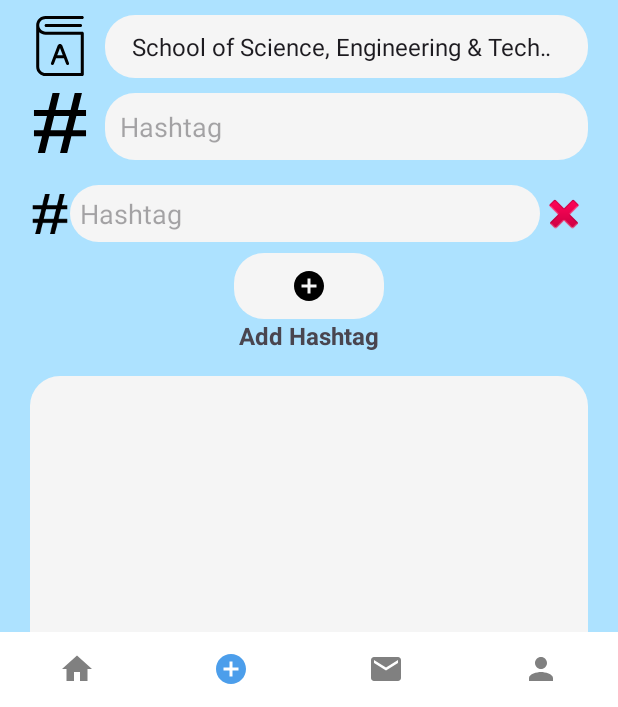
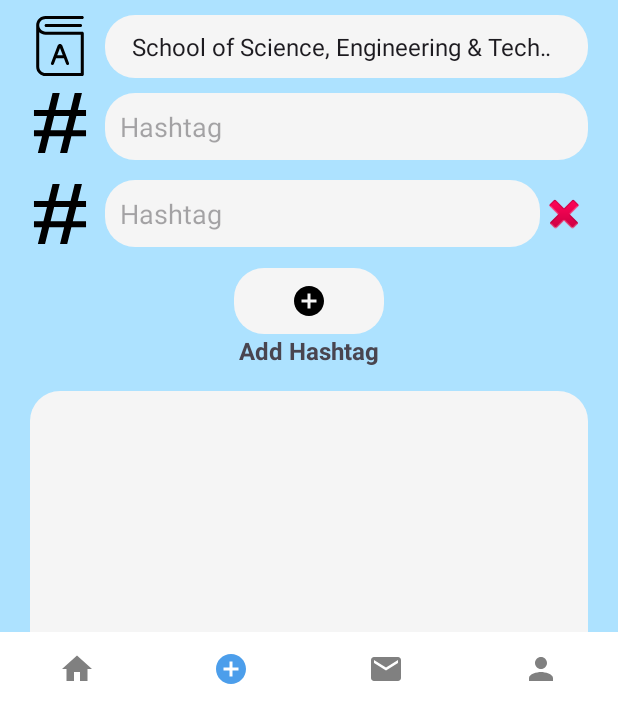
Before and after one commit to jjheon0614/Froyo, an Android app: the NewPostForm screen opened directly, with no data from a screen before it, after a tap on an icon or button, on a phone screen of 412 x 824 dp, the part 529-1236 px from its top. Run offline under Robolectric (Android 15) with nearby library versions, the phone set to English and light mode, and no system bars; our stand-ins replace Firebase (no records; nobody signed in at launch, a user with empty details on screens opened directly); pictures from the network do not load; 1 other tap on this screen came first.

Commit message:
Fixed hashtags and images upload

```diff
--- a/app/src/main/AndroidManifest.xml
+++ b/app/src/main/AndroidManifest.xml
@@ -1,6 +1,6 @@
 <?xml version="1.0" encoding="utf-8"?>
 <manifest xmlns:android="http://schemas.android.com/apk/res/android"
-    xmlns:tools="http://schemas.android.com/tools" >
+    xmlns:tools="http://schemas.android.com/tools">
 
     <uses-permission android:name="android.permission.READ_EXTERNAL_STORAGE" />
 
@@ -13,26 +13,33 @@
         android:roundIcon="@mipmap/app_icon_foreground"
         android:supportsRtl="true"
         android:theme="@style/Theme.Froyo"
-        tools:targetApi="31" >
+        tools:targetApi="31">
+        <activity
+            android:name=".Search"
+            android:exported="false" />
         <activity
             android:name=".NewPostForm"
             android:exported="false"
             android:label="@string/title_activity_new_post_form"
             android:theme="@style/Theme.Froyo">
-<!--            <intent-filter>-->
-<!--                <action android:name="android.intent.action.MAIN" />-->
 
-<!--                <category android:name="android.intent.category.LAUNCHER" />-->
-<!--            </intent-filter>-->
+            <!-- <intent-filter> -->
+            <!-- <action android:name="android.intent.action.MAIN" /> -->
+
+
+            <!-- <category android:name="android.intent.category.LAUNCHER" /> -->
+            <!-- </intent-filter> -->
         </activity>
         <activity
             android:name=".PostActivity"
-            android:exported="false" >
-<!--            <intent-filter>-->
-<!--                <action android:name="android.intent.action.MAIN" />-->
+            android:exported="false">
 
-<!--                <category android:name="android.intent.category.LAUNCHER" />-->
-<!--            </intent-filter>-->
+            <!-- <intent-filter> -->
+            <!-- <action android:name="android.intent.action.MAIN" /> -->
+
+
+            <!-- <category android:name="android.intent.category.LAUNCHER" /> -->
+            <!-- </intent-filter> -->
         </activity>
         <activity
             android:name=".ChatListActivity"
@@ -54,12 +61,12 @@
             android:exported="false" />
         <activity
             android:name=".MainActivity"
-            android:exported="true" >
-             <intent-filter>
-             <action android:name="android.intent.action.MAIN" />
+            android:exported="true">
+            <intent-filter>
+                <action android:name="android.intent.action.MAIN" />
 
-             <category android:name="android.intent.category.LAUNCHER" />
-             </intent-filter>
+                <category android:name="android.intent.category.LAUNCHER" />
+            </intent-filter>
         </activity>
     </application>
 
--- a/app/src/main/java/com/example/froyo/NewPostForm.java
+++ b/app/src/main/java/com/example/froyo/NewPostForm.java
@@ -10,6 +10,7 @@ import android.net.Uri;
 import android.os.Bundle;
 import android.provider.MediaStore;
 import android.util.Log;
+import android.util.TypedValue;
 import android.view.Gravity;
 import android.view.View;
 import android.view.ViewGroup;
@@ -46,7 +47,7 @@ public class NewPostForm extends AppCompatActivity {
     private static final int REQUEST_CODE_PICK_IMAGE = 1;
     private TextView tvUsername;
     private String userID, email;
-    private EditText editTextPostContent;
+    private EditText editTextPostContent, editTextHashtag;
     private ImageView imageViewPostPreview;
     private ImageButton buttonAddImage, buttonAddHashtag;
     private Button buttonSubmitPost;
@@ -69,6 +70,7 @@ public class NewPostForm extends AppCompatActivity {
         // Initialize components
         tvUsername = findViewById(R.id.tvUsername);
         editTextPostContent = findViewById(R.id.etContent);
+        editTextHashtag = findViewById(R.id.etHashtag);
         imageViewPostPreview = findViewById(R.id.ivPreview);
         buttonAddImage = findViewById(R.id.ibUploadImages);
         buttonAddHashtag = findViewById(R.id.btAddHashtag);
@@ -182,13 +184,19 @@ public class NewPostForm extends AppCompatActivity {
 
                     // Iterate through the hashtagContainer to get hashtag values
                     ArrayList<String> hashtags = new ArrayList<>();
+
+                    // Get the first hashtag if any
+                    if(editTextHashtag.getText().toString().trim().length() > 0){
+                        hashtags.add(editTextHashtag.getText().toString().trim());
+                    }
+
                     int childCount = hashtagContainer.getChildCount();
                     for (int i = 0; i < childCount; i++) {
                         View childView = hashtagContainer.getChildAt(i);
                         if (childView instanceof LinearLayout) {
                             LinearLayout hashtagLayout = (LinearLayout) childView;
-                            if (hashtagLayout.getChildCount() == 2) {
-                                View hashtagChildView = hashtagLayout.getChildAt(0);
+                            if (hashtagLayout.getChildCount() == 3) {
+                                View hashtagChildView = hashtagLayout.getChildAt(1);
                                 if (hashtagChildView instanceof EditText) {
                                     String hashtag = ((EditText) hashtagChildView).getText().toString().trim();
                                     if (!hashtag.isEmpty()) {
@@ -277,30 +285,49 @@ public class NewPostForm extends AppCompatActivity {
     }
 
     private void addHashtagField() {
+        // Create generic values for padding in dp units
+        int dp10 = (int) TypedValue.applyDimension(TypedValue.COMPLEX_UNIT_DIP, 10, getResources().getDisplayMetrics());
+
         // Create a new LinearLayout to hold the EditText and delete button
         LinearLayout hashtagLayout = new LinearLayout(this);
-        hashtagLayout.setLayoutParams(new LinearLayout.LayoutParams(
+        LinearLayout.LayoutParams llParams = new LinearLayout.LayoutParams(
                 LinearLayout.LayoutParams.MATCH_PARENT,
-                LinearLayout.LayoutParams.WRAP_CONTENT,
-                LinearLayout.VERTICAL
-        ));
+                LinearLayout.LayoutParams.WRAP_CONTENT
+        );
+        llParams.bottomMargin = dp10;
+
+        // Set the layout params of the LinearLayout
+        hashtagLayout.setLayoutParams(llParams);
+        hashtagLayout.setOrientation(LinearLayout.HORIZONTAL);
         hashtagLayout.setGravity(Gravity.CENTER);
 
+        // Create a new ImageView for the hashtag icon
         ImageView ivHashtag = new ImageView(this);
+
+        //Create a new LayoutParams for the ImageView in dp units
+        int width = (int) TypedValue.applyDimension(TypedValue.COMPLEX_UNIT_DIP, 40, getResources().getDisplayMetrics());
+        int height = (int) TypedValue.applyDimension(TypedValue.COMPLEX_UNIT_DIP, 40, getResources().getDisplayMetrics());
+
+
+        // Set the width, height, marginEnd of the ImageView
+        LinearLayout.LayoutParams params = new LinearLayout.LayoutParams(width, height);
+        params.setMarginEnd(dp10);
+
+        ivHashtag.setLayoutParams(params);
         ivHashtag.setImageResource(R.drawable.hashtag);
-        ivHashtag.setLayoutParams(new LinearLayout.LayoutParams(40, 40));
-        ivHashtag.setRight(10);
 
         // Create a new EditText for the hashtag
         EditText hashtagEditText = new EditText(this);
         hashtagEditText.setLayoutParams(new LinearLayout.LayoutParams(
-                LinearLayout.LayoutParams.MATCH_PARENT,
+                LinearLayout.LayoutParams.WRAP_CONTENT,
                 ViewGroup.LayoutParams.WRAP_CONTENT,
                 4.0f // Set weight to 1 to take available space
         ));
         hashtagEditText.setHint("Hashtag");
         hashtagEditText.setBackgroundResource(R.drawable.rounded_rectangle);
-        hashtagEditText.setPadding(10,10,10,10);
+
+        int padding = (int) TypedValue.applyDimension(TypedValue.COMPLEX_UNIT_DIP, 10, getResources().getDisplayMetrics());
+        hashtagEditText.setPadding(padding,padding,padding,padding);
         hashtagEditText.setEms(12);
 
         // Create a new delete button (ImageButton with "X" icon)
--- a/app/src/main/res/layout/activity_new_post_form.xml
+++ b/app/src/main/res/layout/activity_new_post_form.xml
@@ -81,6 +81,12 @@
                 </ScrollView>
 
                 <LinearLayout
+                    android:id="@+id/llHashtagContainer"
+                    android:layout_width="match_parent"
+                    android:layout_height="wrap_content"
+                    android:orientation="vertical">
+
+                    <LinearLayout
                         android:id="@+id/llEducation"
                         android:layout_width="match_parent"
                         android:layout_height="wrap_content"
@@ -117,7 +123,7 @@
                             android:id="@+id/imgHashtag"
                             android:layout_width="40dp"
                             android:layout_height="40dp"
-                        android:layout_marginRight="10dp"
+                            android:layout_marginEnd="10dp"
                             android:src="@drawable/hashtag" />
 
                         <EditText
@@ -131,13 +137,7 @@
                             android:inputType="text"
                             android:padding="10dp" />
                     </LinearLayout>
-
-                <LinearLayout
-                    android:id="@+id/llHashtagContainer"
-                    android:layout_width="match_parent"
-                    android:layout_height="wrap_content"
-                    android:orientation="vertical"
-                    />
+                </LinearLayout>
 
                 <LinearLayout
                     android:layout_width="match_parent"
```
Lines whose indentation alone changed are shown as unchanged.
